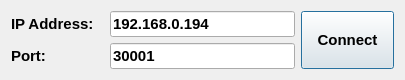
The window that src/ConnectDialog.ui (thinkexist1989/rocos-viz) describes before a commit, drawn with Qt 5.
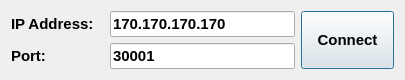
The same window after the commit.

The edit to the form file:
```diff
--- a/src/ConnectDialog.ui
+++ b/src/ConnectDialog.ui
@@ -14,7 +14,6 @@
    <font>
     <family>Arial</family>
     <pointsize>11</pointsize>
-    <weight>75</weight>
     <bold>true</bold>
    </font>
   </property>
@@ -39,7 +38,7 @@
    <item row="0" column="1" colspan="2">
     <widget class="QLineEdit" name="ipAddressEdit">
      <property name="text">
-      <string>192.168.0.194</string>
+      <string>170.170.170.170</string>
      </property>
     </widget>
    </item>
```
